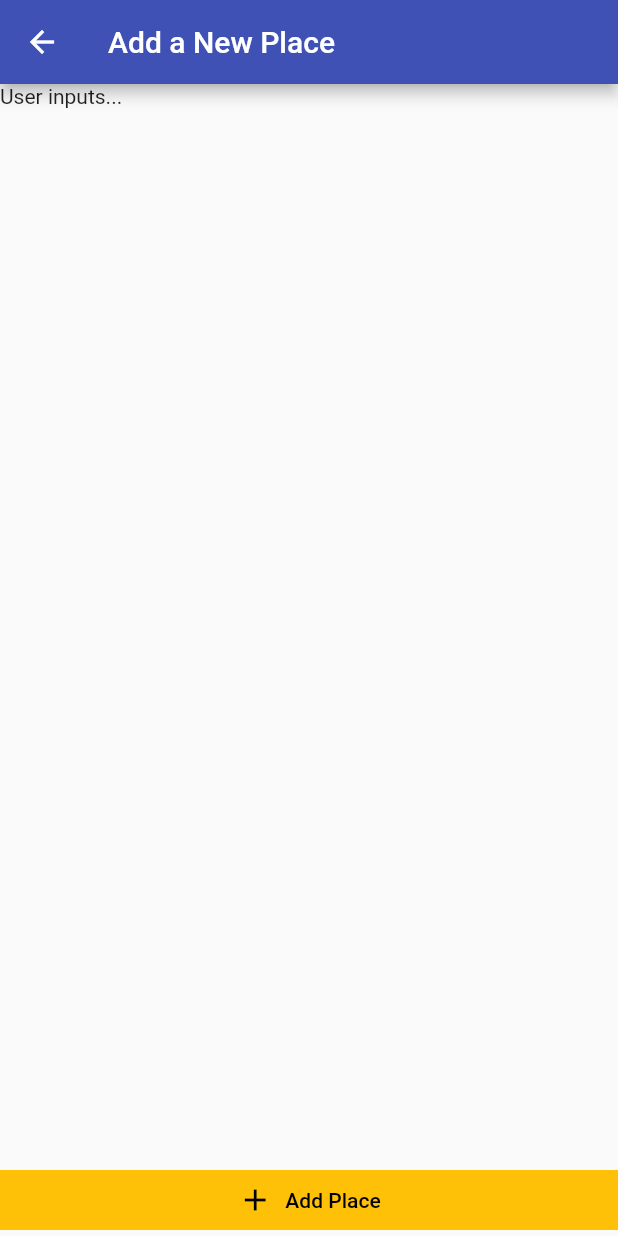
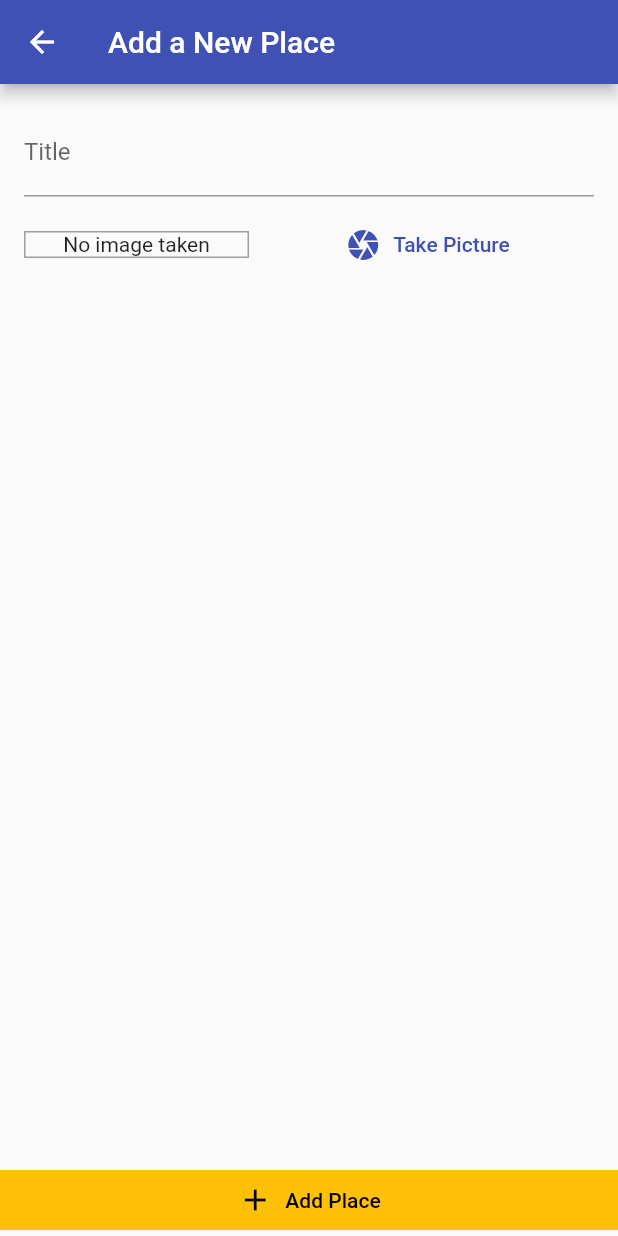
Before and after one commit to devborland/great_places_flutter, a Flutter app: the AddPlacePage screen opened by its route, on a phone screen of 412 x 824 dp. Run offline on Flutter 3.47's test engine with Material 2 defaults, Android fonts, the light colour scheme and no system bars; our stand-ins replace image_picker.

Commit message:
Add ImageInput widget

```diff
--- a/lib/pages/add_place_page.dart
+++ b/lib/pages/add_place_page.dart
@@ -1,4 +1,6 @@
 import 'package:flutter/material.dart';
+
+import '../widgets/image_input.dart';
 
 class AddPlacePage extends StatefulWidget {
   static const routeName = '/add-place';
@@ -8,6 +10,8 @@ class AddPlacePage extends StatefulWidget {
 }
 
 class _AddPlacePageState extends State<AddPlacePage> {
+  final _titleController = TextEditingController();
+
   @override
   Widget build(BuildContext context) {
     return Scaffold(
@@ -15,10 +19,25 @@ class _AddPlacePageState extends State<AddPlacePage> {
         title: Text('Add a New Place'),
       ),
       body: Column(
-        mainAxisAlignment: MainAxisAlignment.spaceBetween,
         crossAxisAlignment: CrossAxisAlignment.stretch,
         children: [
-          Text('User inputs...'),
+          Expanded(
+            child: SingleChildScrollView(
+              child: Padding(
+                padding: const EdgeInsets.all(16.0),
+                child: Column(
+                  children: [
+                    TextField(
+                      decoration: InputDecoration(labelText: 'Title'),
+                      controller: _titleController,
+                    ),
+                    SizedBox(height: 8.0),
+                    ImageInput(),
+                  ],
+                ),
+              ),
+            ),
+          ),
           TextButton.icon(
             onPressed: () {
               //...submit
--- /dev/null
+++ b/lib/widgets/image_input.dart
@@ -0,0 +1,62 @@
+import 'dart:io';
+
+import 'package:flutter/material.dart';
+import 'package:image_picker/image_picker.dart';
+
+class ImageInput extends StatefulWidget {
+  @override
+  _ImageInputState createState() => _ImageInputState();
+}
+
+class _ImageInputState extends State<ImageInput> {
+  File _storedImage;
+
+  Future<void> _takePicture() async {
+    final picker = ImagePicker();
+    try {
+      final imageFile = await picker.getImage(
+        source: ImageSource.camera,
+        maxWidth: 600,
+      );
+    } catch (e) {
+      print(e);
+    }
+  }
+
+  @override
+  Widget build(BuildContext context) {
+    return Row(
+      children: [
+        Container(
+          width: 150,
+          // height: 100,
+          decoration: BoxDecoration(
+            border: Border.all(
+              width: 1.0,
+              color: Colors.grey,
+            ),
+          ),
+          alignment: Alignment.center,
+          child: _storedImage != null
+              ? Image.file(
+                  _storedImage,
+                  fit: BoxFit.cover,
+                  width: double.infinity,
+                )
+              : Text(
+                  'No image taken',
+                  textAlign: TextAlign.center,
+                ),
+        ),
+        SizedBox(width: 8.0),
+        Expanded(
+          child: TextButton.icon(
+            onPressed: _takePicture,
+            icon: Icon(Icons.camera),
+            label: Text('Take Picture'),
+          ),
+        ),
+      ],
+    );
+  }
+}
--- a/pubspec.yaml
+++ b/pubspec.yaml
@@ -24,6 +24,7 @@ dependencies:
   flutter:
     sdk: flutter
   cupertino_icons: ^1.0.2
+  image_picker: ^0.7.2
   provider: ^5.0.0
 
 dev_dependencies:
```
Also changed, not shown: pubspec.lock.
